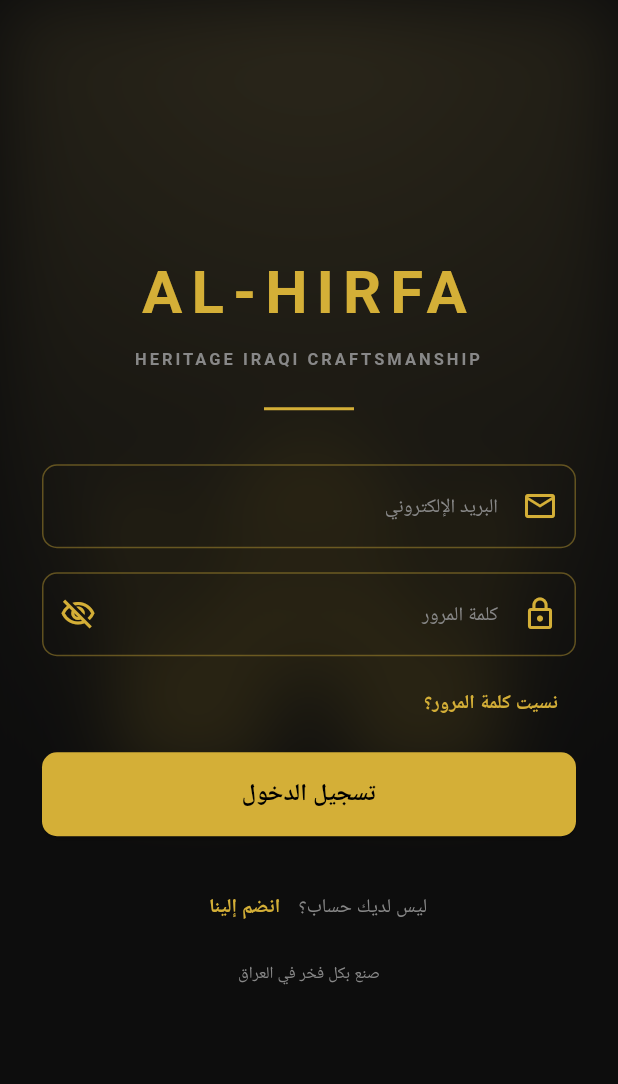
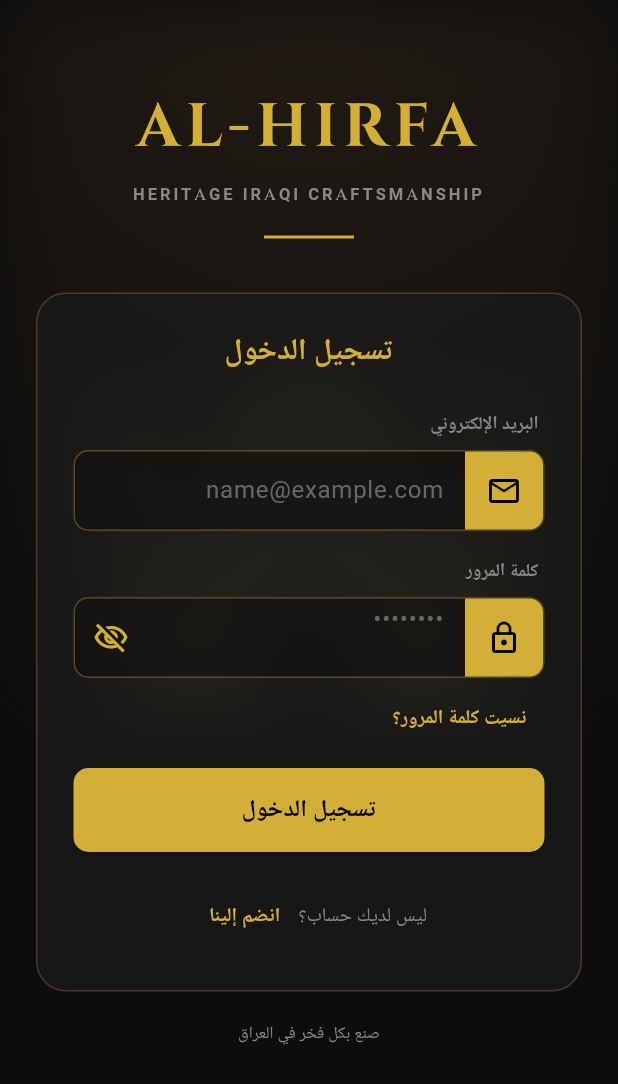
Before and after one commit to btar457/AL_HIRFA, a Flutter app: the LoginScreen screen opened directly, on a phone screen of 412 x 824 dp. Shown: the top 1084 px of the screen. Run offline on Flutter 3.47's test engine with Material 3 defaults, Android fonts, the phone set to English and light mode, and no system bars; our stand-ins replace google_fonts; Roboto replaces fonts that are missing (Cairo).

Commit message:
إعادة تصميم login_screen.dart لمطابقة مرجع التصميم المرسل
- تحويل التخطيط إلى بطاقة (Card) داكنة شبه شفافة بحواف مدوّرة فوق الخلفية الضبابية، تحتوي عنوان "تسجيل الدخول" والحقول
- إضافة تسمية فوق كل حقل (البريد الإلكتروني / كلمة المرور) بدل الاعتماد على placeholder فقط
- أيقونة كل حقل الآن داخل صندوق ذهبي مستقل ملاصق لحافة الحقل بدل أيقونة inline
- استخدام خط Cinzel (عبر google_fonts) لشعار AL-HIRFA فقط، بقية النصوص تبقى على Cairo

الخلفية لا تزال تمثيلاً زخرفياً (تدرج + طمس) لعدم توفر أصل صورة حقيقي للحرفي العراقي.

Co-Authored-By: Claude Sonnet 5 <noreply@anthropic.com>
Claude-Session: https://claude.ai/code/session_01FCDWfnfAF6vDU23EdbefGp

```diff
--- a/lib/screens/auth/login_screen.dart
+++ b/lib/screens/auth/login_screen.dart
@@ -1,8 +1,9 @@
 import 'dart:ui';
 import 'package:flutter/material.dart';
+import 'package:google_fonts/google_fonts.dart';
 import '../../core/constants/colors.dart';
 
-/// شاشة تسجيل الدخول.
+/// شاشة تسجيل الدخول (تصميم على شكل بطاقة فوق خلفية ضبابية داكنة).
 class LoginScreen extends StatefulWidget {
   const LoginScreen({super.key});
   @override
@@ -14,6 +15,51 @@ class _LoginScreenState extends State<LoginScreen> {
   final _passwordController = TextEditingController();
   bool _obscurePassword = true;
 
+  Widget _buildField({required IconData icon, required String hint, TextEditingController? controller, bool obscure = false, Widget? suffix, TextInputType? keyboardType}) {
+    return Container(
+      decoration: BoxDecoration(
+        color: AppColors.background.withOpacity(0.5),
+        borderRadius: BorderRadius.circular(10),
+        border: Border.all(color: AppColors.gold.withOpacity(0.35)),
+      ),
+      child: Row(
+        children: [
+          Container(
+            width: 52,
+            height: 52,
+            decoration: const BoxDecoration(color: AppColors.gold, borderRadius: BorderRadius.horizontal(right: Radius.circular(9))),
+            child: Icon(icon, color: Colors.black),
+          ),
+          Expanded(
+            child: TextField(
+              controller: controller,
+              obscureText: obscure,
+              keyboardType: keyboardType,
+              style: const TextStyle(color: AppColors.text),
+              decoration: InputDecoration(
+                border: InputBorder.none,
+                hintText: hint,
+                hintStyle: TextStyle(color: AppColors.subText.withOpacity(0.7)),
+                contentPadding: const EdgeInsets.symmetric(horizontal: 14),
+                suffixIcon: suffix,
+              ),
+            ),
+          ),
+        ],
+      ),
+    );
+  }
+
+  Widget _buildLabel(String text) {
+    return Align(
+      alignment: Alignment.centerRight,
+      child: Padding(
+        padding: const EdgeInsets.only(bottom: 8, right: 4),
+        child: Text(text, style: TextStyle(color: AppColors.subText, fontSize: 12, fontWeight: FontWeight.w600)),
+      ),
+    );
+  }
+
   @override
   Widget build(BuildContext context) {
     return Directionality(
@@ -22,64 +68,60 @@ class _LoginScreenState extends State<LoginScreen> {
         backgroundColor: AppColors.background,
         body: Stack(
           children: [
-            // خلفية ضبابية داكنة ترمز لأجواء الحرفي العراقي (لا يوجد أصل صورة بعد، تمثيل زخرفي مؤقت)
+            // خلفية ضبابية داكنة ترمز لأجواء الحرفي العراقي (لا يوجد أصل صورة حقيقي بعد، تمثيل زخرفي مؤقت)
             Positioned.fill(
               child: Opacity(
-                opacity: 0.14,
+                opacity: 0.22,
                 child: ImageFiltered(
                   imageFilter: ImageFilter.blur(sigmaX: 25, sigmaY: 25),
                   child: Container(
                     decoration: const BoxDecoration(
-                      gradient: RadialGradient(center: Alignment.topCenter, radius: 1.3, colors: [AppColors.goldLight, AppColors.background]),
+                      gradient: RadialGradient(center: Alignment.topCenter, radius: 1.3, colors: [Color(0xFF6B4A2A), AppColors.background]),
                     ),
-                    child: const Center(child: Icon(Icons.mosque, size: 280, color: AppColors.gold)),
+                    child: const Center(child: Icon(Icons.mosque, size: 280, color: AppColors.goldLight)),
                   ),
                 ),
               ),
             ),
             SafeArea(
-              child: Center(
               child: SingleChildScrollView(
-                  padding: const EdgeInsets.symmetric(horizontal: 28, vertical: 24),
+                padding: const EdgeInsets.symmetric(horizontal: 24, vertical: 24),
                 child: Column(
-                    mainAxisAlignment: MainAxisAlignment.center,
                   children: [
-                      const Text('AL-HIRFA', style: TextStyle(color: AppColors.gold, fontSize: 40, fontWeight: FontWeight.bold, letterSpacing: 6)),
+                    const SizedBox(height: 32),
+                    Text('AL-HIRFA', style: GoogleFonts.cinzel(color: AppColors.gold, fontSize: 40, fontWeight: FontWeight.bold, letterSpacing: 4)),
                     const SizedBox(height: 8),
                     Text('HERITAGE IRAQI CRAFTSMANSHIP', style: TextStyle(color: AppColors.subText, fontSize: 11, letterSpacing: 2, fontWeight: FontWeight.w600)),
-                      const SizedBox(height: 24),
+                    const SizedBox(height: 20),
                     Container(width: 60, height: 2, color: AppColors.gold),
                     const SizedBox(height: 36),
-                      TextField(
-                        controller: _emailController,
-                        keyboardType: TextInputType.emailAddress,
-                        style: const TextStyle(color: AppColors.text),
-                        decoration: InputDecoration(
-                          prefixIcon: const Icon(Icons.mail_outline, color: AppColors.gold),
-                          hintText: 'البريد الإلكتروني',
-                          hintStyle: TextStyle(color: AppColors.subText, fontSize: 13),
-                          enabledBorder: OutlineInputBorder(borderRadius: BorderRadius.circular(10), borderSide: BorderSide(color: AppColors.gold.withOpacity(0.4))),
-                          focusedBorder: const OutlineInputBorder(borderRadius: BorderRadius.all(Radius.circular(10)), borderSide: BorderSide(color: AppColors.gold)),
+                    Container(
+                      padding: const EdgeInsets.all(24),
+                      decoration: BoxDecoration(
+                        color: AppColors.card.withOpacity(0.75),
+                        borderRadius: BorderRadius.circular(20),
+                        border: Border.all(color: AppColors.gold.withOpacity(0.25)),
                       ),
-                      ),
-                      const SizedBox(height: 16),
-                      TextField(
+                      child: Column(
+                        crossAxisAlignment: CrossAxisAlignment.stretch,
+                        children: [
+                          const Text('تسجيل الدخول', textAlign: TextAlign.center, style: TextStyle(color: AppColors.gold, fontSize: 20, fontWeight: FontWeight.bold)),
+                          const SizedBox(height: 24),
+                          _buildLabel('البريد الإلكتروني'),
+                          _buildField(icon: Icons.mail_outline, hint: 'name@example.com', controller: _emailController, keyboardType: TextInputType.emailAddress),
+                          const SizedBox(height: 18),
+                          _buildLabel('كلمة المرور'),
+                          _buildField(
+                            icon: Icons.lock_outline,
+                            hint: '••••••••',
                             controller: _passwordController,
-                        obscureText: _obscurePassword,
-                        style: const TextStyle(color: AppColors.text),
-                        decoration: InputDecoration(
-                          prefixIcon: const Icon(Icons.lock_outline, color: AppColors.gold),
-                          suffixIcon: IconButton(
+                            obscure: _obscurePassword,
+                            suffix: IconButton(
                               icon: Icon(_obscurePassword ? Icons.visibility_off_outlined : Icons.visibility_outlined, color: AppColors.gold),
                               onPressed: () => setState(() => _obscurePassword = !_obscurePassword),
                             ),
-                          hintText: 'كلمة المرور',
-                          hintStyle: TextStyle(color: AppColors.subText, fontSize: 13),
-                          enabledBorder: OutlineInputBorder(borderRadius: BorderRadius.circular(10), borderSide: BorderSide(color: AppColors.gold.withOpacity(0.4))),
-                          focusedBorder: const OutlineInputBorder(borderRadius: BorderRadius.all(Radius.circular(10)), borderSide: BorderSide(color: AppColors.gold)),
                           ),
-                      ),
-                      const SizedBox(height: 8),
+                          const SizedBox(height: 4),
                           Align(
                             alignment: Alignment.centerRight,
                             child: TextButton(
@@ -88,15 +130,12 @@ class _LoginScreenState extends State<LoginScreen> {
                             ),
                           ),
                           const SizedBox(height: 8),
-                      SizedBox(
-                        width: double.infinity,
-                        child: ElevatedButton(
+                          ElevatedButton(
                             style: ElevatedButton.styleFrom(backgroundColor: AppColors.gold, foregroundColor: Colors.black, padding: const EdgeInsets.symmetric(vertical: 16), shape: RoundedRectangleBorder(borderRadius: BorderRadius.circular(10))),
                             onPressed: () {},
                             child: const Text('تسجيل الدخول', style: TextStyle(fontWeight: FontWeight.bold, fontSize: 16)),
                           ),
-                      ),
-                      const SizedBox(height: 24),
+                          const SizedBox(height: 20),
                           Row(
                             mainAxisAlignment: MainAxisAlignment.center,
                             children: [
@@ -107,10 +146,13 @@ class _LoginScreenState extends State<LoginScreen> {
                               ),
                             ],
                           ),
-                      const SizedBox(height: 12),
-                      Text('صنع بكل فخر في العراق', style: TextStyle(color: AppColors.subText, fontSize: 11)),
                         ],
                       ),
+                    ),
+                    const SizedBox(height: 20),
+                    Text('صنع بكل فخر في العراق', style: TextStyle(color: AppColors.subText, fontSize: 11)),
+                    const SizedBox(height: 12),
+                  ],
                 ),
               ),
             ),
```
Lines whose indentation alone changed are shown as unchanged.
